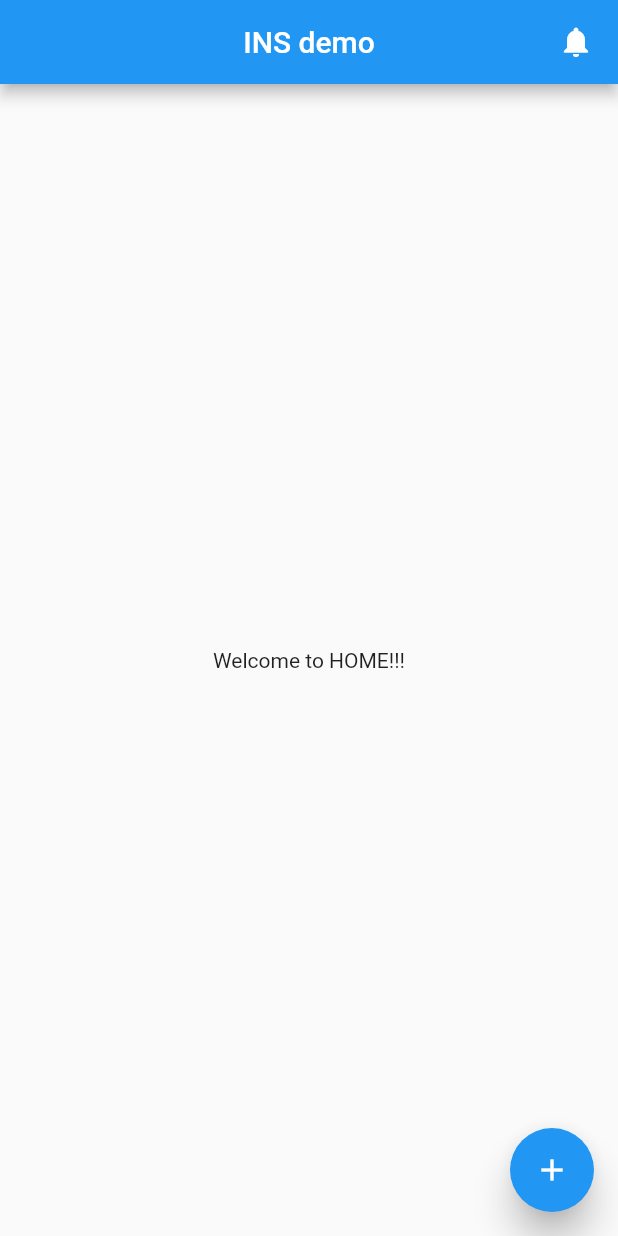
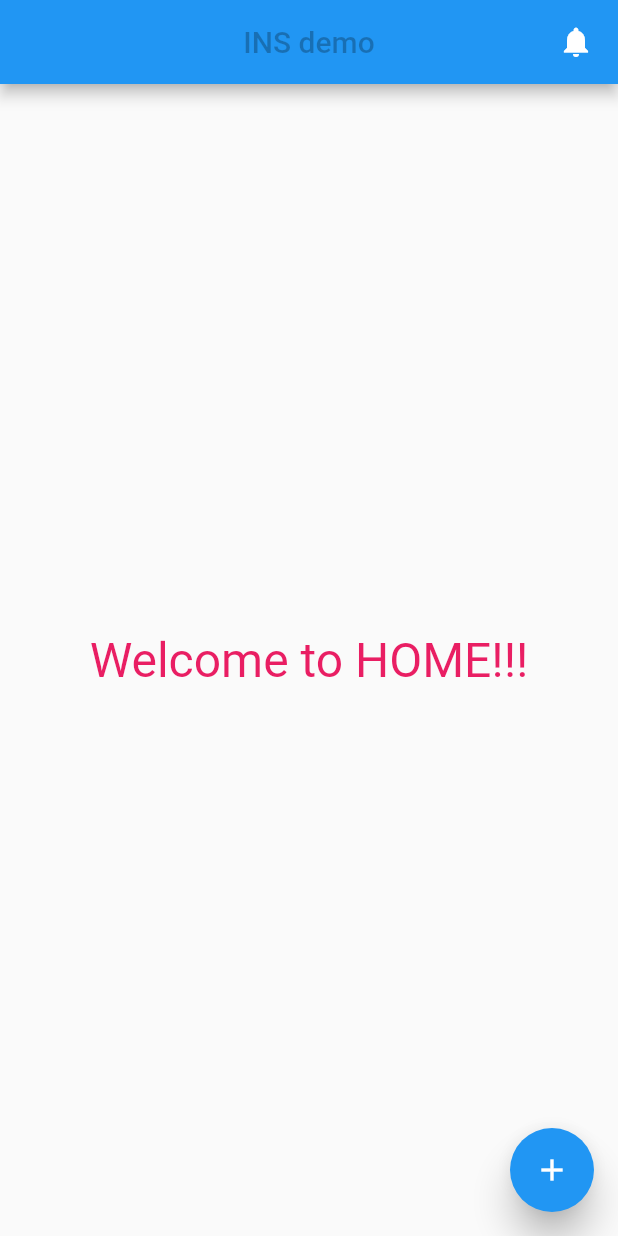
Before and after one commit to MurodTuraev/ui_beginner, a Flutter app: the screen it shows after launch, on a phone screen of 412 x 824 dp. Run offline on Flutter 3.47's test engine with Material 2 defaults, Android fonts, the phone set to English and light mode, and no system bars.

Commit message:
text style

```diff
--- a/lib/pages/home_page.dart
+++ b/lib/pages/home_page.dart
@@ -12,7 +12,7 @@ class _HomePageState extends State<HomePage> {
   Widget build(BuildContext context) {
     return Scaffold(
       appBar: AppBar(
-        title: Text("INS demo"),
+        title: Text("INS demo", style: TextStyle(color: Colors.black26),),
         centerTitle: true,
         actions: [
           Icon(Icons.notifications),
@@ -20,7 +20,7 @@ class _HomePageState extends State<HomePage> {
         ],
       ),
       body: Center(
-        child: Text("Welcome to HOME!!!"),
+        child: Text("Welcome to HOME!!!", style: TextStyle(color: Colors.pink, fontSize: 32),),
       ),
       floatingActionButton: FloatingActionButton(
         elevation: 10.0,
```
